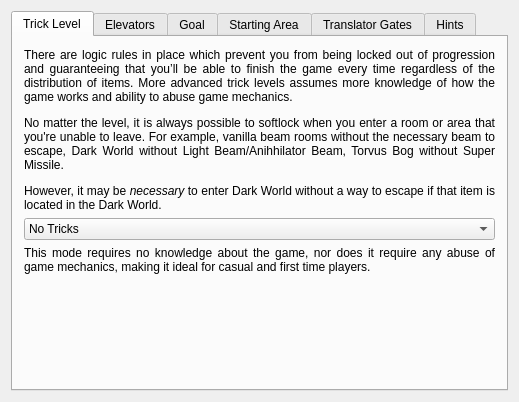
First picture: the form in randovania/gui/logic_settings_window.ui, repository randovania/randovania, before the edit.
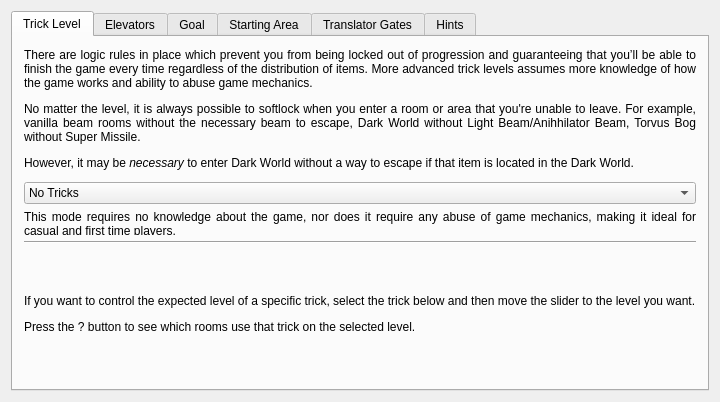
Second picture: the form after the edit.

Commit message: Add preliminary UI for configuring a level for each trick individually

What changed in the file:
```diff
--- a/randovania/gui/logic_settings_window.ui
+++ b/randovania/gui/logic_settings_window.ui
@@ -85,6 +85,18 @@
         </item>
         <item>
          <widget class="QLabel" name="logic_level_label">
+          <property name="minimumSize">
+           <size>
+            <width>0</width>
+            <height>25</height>
+           </size>
+          </property>
+          <property name="maximumSize">
+           <size>
+            <width>16777215</width>
+            <height>25</height>
+           </size>
+          </property>
           <property name="text">
            <string>&lt;html&gt;&lt;head/&gt;&lt;body&gt;&lt;p align=&quot;justify&quot;&gt;This mode requires no knowledge about the game, nor does it require any abuse of game mechanics, making it ideal for casual and first time players.&lt;/p&gt;&lt;/body&gt;&lt;/html&gt;</string>
           </property>
@@ -96,6 +108,20 @@
           </property>
          </widget>
         </item>
+        <item>
+         <widget class="Line" name="line">
+          <property name="orientation">
+           <enum>Qt::Horizontal</enum>
+          </property>
+         </widget>
+        </item>
+        <item>
+         <widget class="QLabel" name="label">
+          <property name="text">
+           <string>&lt;html&gt;&lt;head/&gt;&lt;body&gt;&lt;p&gt;If you want to control the expected level of a specific trick, select the trick below and then move the slider to the level you want.&lt;/p&gt;&lt;p&gt;Press the ? button to see which rooms use that trick on the selected level.&lt;/p&gt;&lt;/body&gt;&lt;/html&gt;</string>
+          </property>
+         </widget>
+        </item>
        </layout>
       </widget>
       <widget class="QWidget" name="elevator_tab">
```
Left out of the diff: 6 changed lines with no effect on the pictures. The commit also changes 2 other files.
